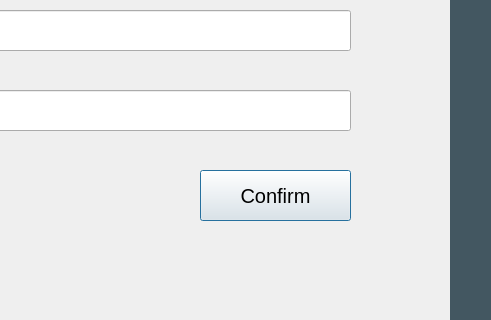
Qt form createacc.ui (HalaSaadeh/XML_Warehouse) before a commit; both pictures show x 490 to 981 and y 300 to 620 of the 1132 by 899 pixel window.
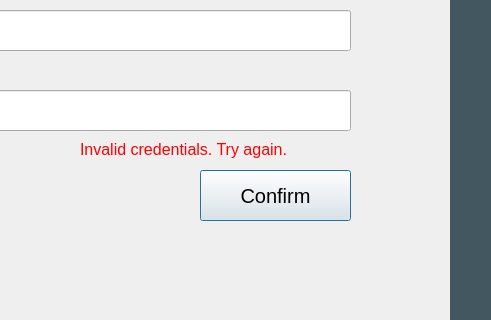
The same form after that commit.

The edit to the form file:
```diff
--- a/createacc.ui
+++ b/createacc.ui
@@ -173,6 +173,19 @@
     <string notr="true">font-size: 20px;</string>
    </property>
   </widget>
+  <widget class="QLabel" name="invalid">
+   <property name="geometry">
+    <rect>
+     <x>570</x>
+     <y>440</y>
+     <width>331</width>
+     <height>41</height>
+    </rect>
+   </property>
+   <property name="text">
+    <string>&lt;html&gt;&lt;head/&gt;&lt;body&gt;&lt;p&gt;&lt;span style=&quot; font-size:12pt; color:#ff0000;&quot;&gt;Invalid credentials. Try again.&lt;/span&gt;&lt;/p&gt;&lt;p&gt;&lt;br/&gt;&lt;/p&gt;&lt;/body&gt;&lt;/html&gt;</string>
+   </property>
+  </widget>
  </widget>
  <resources/>
  <connections/>
```
